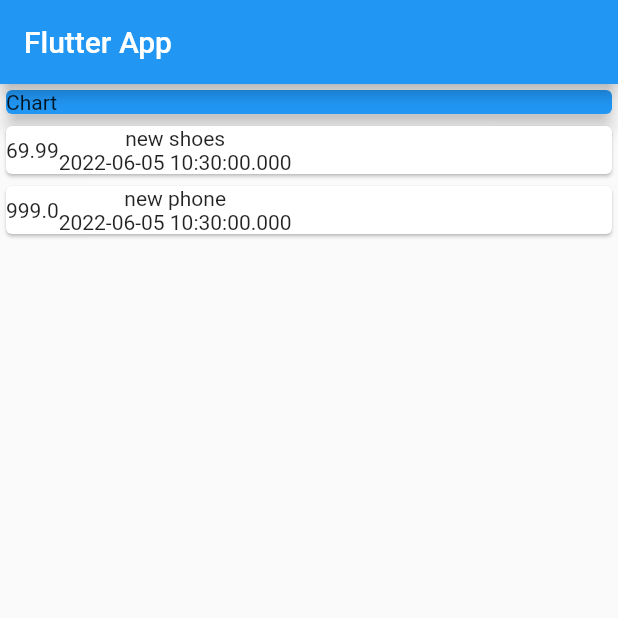
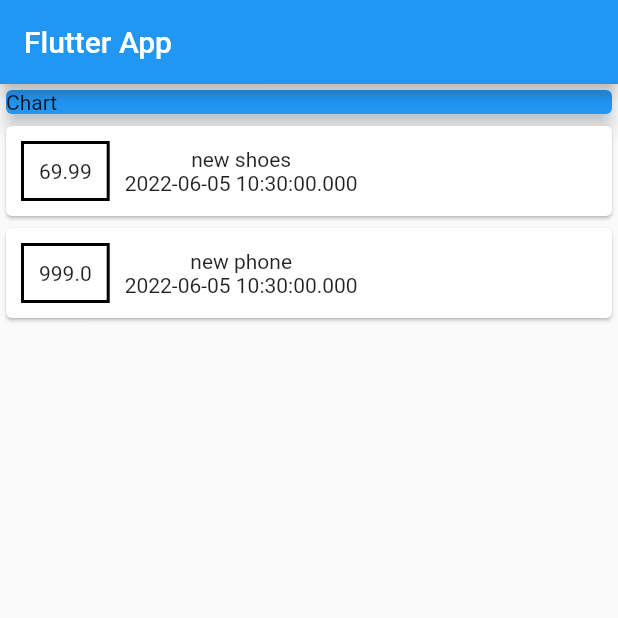
Before and after one commit to pamodaravihansa/Personal_Expenses_App, a Flutter app: the screen it shows after launch, on a phone screen of 412 x 824 dp, the top half of it. Run offline on Flutter 3.47's test engine with Material 2 defaults, Android fonts, the phone set to English and light mode, and no system bars.

Commit message:
style container

```diff
--- a/lib/main.dart
+++ b/lib/main.dart
@@ -59,7 +59,15 @@ class MyHomePage extends StatelessWidget {
               child: Row(
                 children: [
                   Container(
+                    margin: EdgeInsets.symmetric(vertical: 10, horizontal: 10),
                     child: Text(tx.amount.toString()),
+                    decoration: BoxDecoration(
+                      border: Border.all(
+                        color: Colors.black,
+                        width: 2,
+                      ),
+                    ),
+                    padding: EdgeInsets.all(10),
                   ),
                   Column(
                     children: [
```
